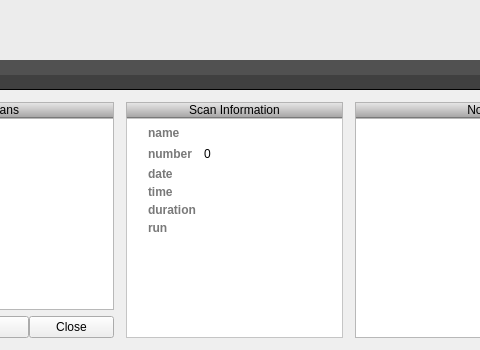
Old version of the form source/ui/dataman/AMGenericScanEditor.ui in the repository acquaman/acquaman; both pictures show x 154 to 634 and y 0 to 350 of the 801 by 574 pixel window.
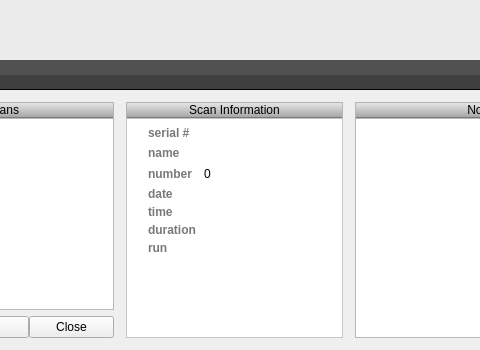
New version of the form. Icons and pictures are not drawn.

Commit message: Added reference to ScanId (referred to in Ui as Serial#) to AMDataViewSectionListView and AMGenericScanEditor

Diff of the .ui file:
```diff
--- a/source/ui/dataman/AMGenericScanEditor.ui
+++ b/source/ui/dataman/AMGenericScanEditor.ui
@@ -275,7 +275,76 @@
                 <property name="verticalSpacing">
                  <number>4</number>
                 </property>
-                <item row="0" column="0">
+                <item row="4" column="1">
+                 <widget class="QLabel" name="scanTime">
+                  <property name="text">
+                   <string/>
+                  </property>
+                 </widget>
+                </item>
+                <item row="3" column="1">
+                 <widget class="QLabel" name="scanDate">
+                  <property name="text">
+                   <string/>
+                  </property>
+                 </widget>
+                </item>
+                <item row="4" column="0">
+                 <widget class="QLabel" name="scanTimeLabel">
+                  <property name="styleSheet">
+                   <string notr="true">color: rgb(121, 121, 121);
+font-weight: bold;
+font-family: &quot;Lucida Grande&quot;;</string>
+                  </property>
+                  <property name="text">
+                   <string>time</string>
+                  </property>
+                 </widget>
+                </item>
+                <item row="5" column="0">
+                 <widget class="QLabel" name="scanDurationLabel">
+                  <property name="styleSheet">
+                   <string notr="true">color: rgb(121, 121, 121);
+font-weight: bold;
+font-family: &quot;Lucida Grande&quot;;</string>
+                  </property>
+                  <property name="text">
+                   <string>duration</string>
+                  </property>
+                 </widget>
+                </item>
+                <item row="6" column="0">
+                 <widget class="QLabel" name="scanRunLabel">
+                  <property name="styleSheet">
+                   <string notr="true">color: rgb(121, 121, 121);
+font-weight: bold;
+font-family: &quot;Lucida Grande&quot;;</string>
+                  </property>
+                  <property name="text">
+                   <string>run</string>
+                  </property>
+                 </widget>
+                </item>
+                <item row="3" column="0">
+                 <widget class="QLabel" name="scanDateLabel">
+                  <property name="styleSheet">
+                   <string notr="true">color: rgb(121, 121, 121);
+font-weight: bold;
+font-family: &quot;Lucida Grande&quot;;</string>
+                  </property>
+                  <property name="text">
+                   <string>date</string>
+                  </property>
+                 </widget>
+                </item>
+                <item row="5" column="1">
+                 <widget class="QLabel" name="scanDuration">
+                  <property name="text">
+                   <string/>
+                  </property>
+                 </widget>
+                </item>
+                <item row="1" column="0">
                  <widget class="QLabel" name="scanNameLabel">
                   <property name="styleSheet">
                    <string notr="true">color: rgb(121, 121, 121);
@@ -287,17 +356,7 @@
                   </property>
                  </widget>
                 </item>
-                <item row="0" column="1">
-                 <widget class="QLineEdit" name="scanName">
-                  <property name="text">
-                   <string/>
-                  </property>
-                  <property name="frame">
-                   <bool>false</bool>
-                  </property>
-                 </widget>
-                </item>
-                <item row="1" column="0">
+                <item row="2" column="0">
                  <widget class="QLabel" name="scanNumberLabel">
                   <property name="styleSheet">
                    <string notr="true">color: rgb(121, 121, 121);
@@ -309,45 +368,17 @@
                   </property>
                  </widget>
                 </item>
-                <item row="2" column="0">
-                 <widget class="QLabel" name="scanDateLabel">
-                  <property name="styleSheet">
-                   <string notr="true">color: rgb(121, 121, 121);
-font-weight: bold;
-font-family: &quot;Lucida Grande&quot;;</string>
-                  </property>
-                  <property name="text">
-                   <string>date</string>
-                  </property>
-                 </widget>
-                </item>
-                <item row="2" column="1">
-                 <widget class="QLabel" name="scanDate">
-                  <property name="text">
-                   <string/>
-                  </property>
-                 </widget>
-                </item>
-                <item row="3" column="0">
-                 <widget class="QLabel" name="scanTimeLabel">
-                  <property name="styleSheet">
-                   <string notr="true">color: rgb(121, 121, 121);
-font-weight: bold;
-font-family: &quot;Lucida Grande&quot;;</string>
-                  </property>
-                  <property name="text">
-                   <string>time</string>
-                  </property>
-                 </widget>
-                </item>
-                <item row="3" column="1">
-                 <widget class="QLabel" name="scanTime">
-                  <property name="text">
-                   <string/>
-                  </property>
-                 </widget>
-                </item>
                 <item row="1" column="1">
+                 <widget class="QLineEdit" name="scanName">
+                  <property name="text">
+                   <string/>
+                  </property>
+                  <property name="frame">
+                   <bool>false</bool>
+                  </property>
+                 </widget>
+                </item>
+                <item row="2" column="1">
                  <widget class="QSpinBox" name="scanNumber">
                   <property name="maximumSize">
                    <size>
@@ -366,34 +397,117 @@
                   </property>
                  </widget>
                 </item>
-                <item row="5" column="0">
-                 <widget class="QLabel" name="scanRunLabel">
-                  <property name="styleSheet">
-                   <string notr="true">color: rgb(121, 121, 121);
-font-weight: bold;
-font-family: &quot;Lucida Grande&quot;;</string>
+                <item row="0" column="0">
+                 <widget class="QLabel" name="scanIdLabel">
+                  <property name="palette">
+                   <palette>
+                    <active>
+                     <colorrole role="WindowText">
+                      <brush brushstyle="SolidPattern">
+                       <color alpha="255">
+                        <red>121</red>
+                        <green>121</green>
+                        <blue>121</blue>
+                       </color>
+                      </brush>
+                     </colorrole>
+                     <colorrole role="Text">
+                      <brush brushstyle="SolidPattern">
+                       <color alpha="255">
+                        <red>121</red>
+                        <green>121</green>
+                        <blue>121</blue>
+                       </color>
+                      </brush>
+                     </colorrole>
+                     <colorrole role="ButtonText">
+                      <brush brushstyle="SolidPattern">
+                       <color alpha="255">
+                        <red>121</red>
+                        <green>121</green>
+                        <blue>121</blue>
+                       </color>
+                      </brush>
+                     </colorrole>
+                    </active>
+                    <inactive>
+                     <colorrole role="WindowText">
+                      <brush brushstyle="SolidPattern">
+                       <color alpha="255">
+                        <red>121</red>
+                        <green>121</green>
+                        <blue>121</blue>
+                       </color>
+                      </brush>
+                     </colorrole>
+                     <colorrole role="Text">
+                      <brush brushstyle="SolidPattern">
+                       <color alpha="255">
+                        <red>121</red>
+                        <green>121</green>
+                        <blue>121</blue>
+                       </color>
+                      </brush>
+                     </colorrole>
+                     <colorrole role="ButtonText">
+                      <brush brushstyle="SolidPattern">
+                       <color alpha="255">
+                        <red>121</red>
+                        <green>121</green>
+                        <blue>121</blue>
+                       </color>
+                      </brush>
+                     </colorrole>
+                    </inactive>
+                    <disabled>
+                     <colorrole role="WindowText">
+                      <brush brushstyle="SolidPattern">
+                       <color alpha="255">
+                        <red>159</red>
+                        <green>158</green>
+                        <blue>158</blue>
+                       </color>
+                      </brush>
+                     </colorrole>
+                     <colorrole role="Text">
+                      <brush brushstyle="SolidPattern">
+                       <color alpha="255">
+                        <red>159</red>
+                        <green>158</green>
+                        <blue>158</blue>
+                       </color>
+                      </brush>
+                     </colorrole>
+                     <colorrole role="ButtonText">
+                      <brush brushstyle="SolidPattern">
+                       <color alpha="255">
+                        <red>159</red>
+                        <green>158</green>
+                        <blue>158</blue>
+                       </color>
+                      </brush>
+                     </colorrole>
+                    </disabled>
+                   </palette>
                   </property>
-                  <property name="text">
-                   <string>run</string>
+                  <property name="font">
+                   <font>
+                    <weight>75</weight>
+                    <bold>true</bold>
+                   </font>
                   </property>
-                 </widget>
-                </item>
-                <item row="4" column="0">
-                 <widget class="QLabel" name="scanDurationLabel">
-                  <property name="styleSheet">
-                   <string notr="true">color: rgb(121, 121, 121);
-font-weight: bold;
-font-family: &quot;Lucida Grande&quot;;</string>
-                  </property>
                   <property name="text">
-                   <string>duration</string>
+                   <string>serial #</string>
                   </property>
                  </widget>
                 </item>
-                <item row="4" column="1">
-                 <widget class="QLabel" name="scanDuration">
-                  <property name="text">
-                   <string/>
+                <item row="0" column="1">
+                 <widget class="QLineEdit" name="scanId">
+                  <property name="enabled">
+                   <bool>false</bool>
+                  </property>
+                  <property name="frame">
+                   <bool>false</bool>
                   </property>
                  </widget>
                 </item>
```
Left out of the diff: 10 changed lines with no effect on the pictures. The commit also changes 2 other files.
